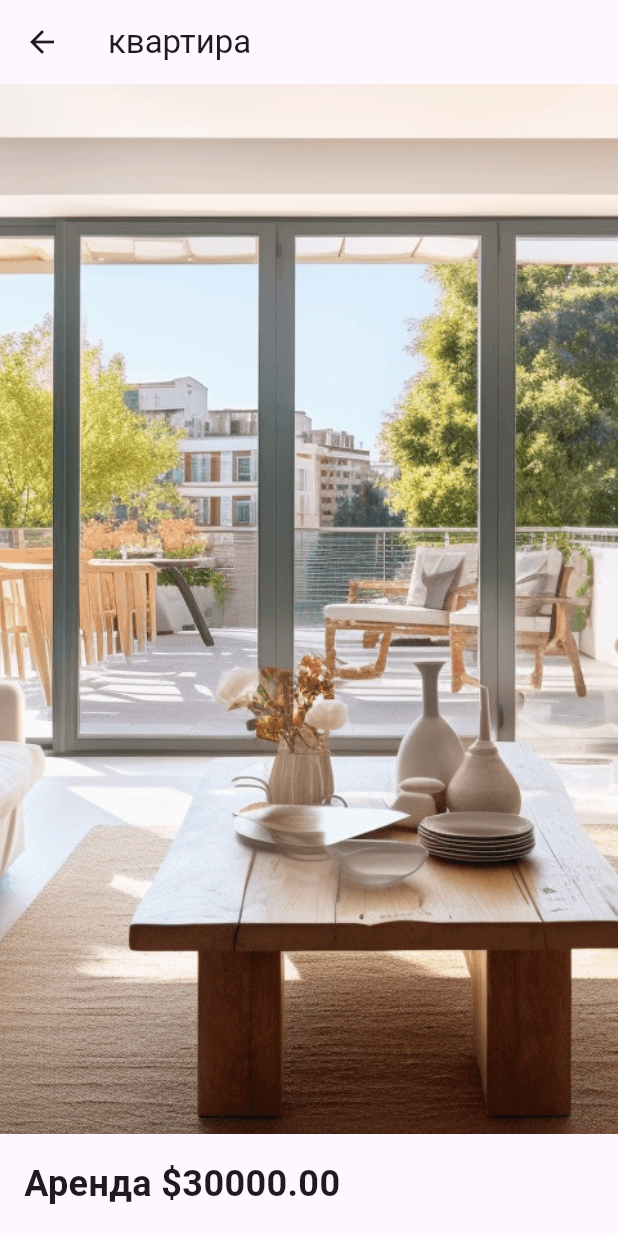
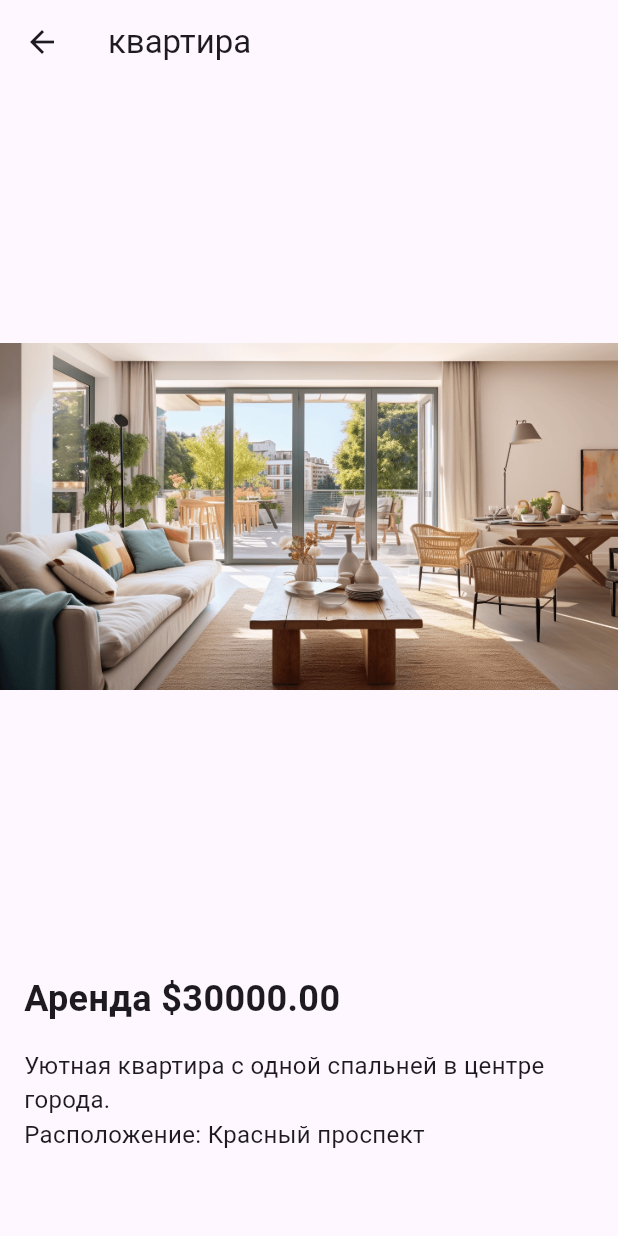
Before and after one commit to vit303/shop, a Flutter app: the screen it shows after launch, after a tap on "Уютная квартира с одной спальней в центр", on a phone screen of 412 x 824 dp. Run offline on Flutter 3.47's test engine with Material 3 defaults, Android fonts, the phone set to English and light mode, and no system bars.

Commit message:
fixed displaying images

```diff
--- a/lib/data_base/apartments.json
+++ b/lib/data_base/apartments.json
@@ -1,7 +1,7 @@
 {
     "apartment1": {
       "title": "квартира",
-      "image": "lib/assets/apartments_images/apartment1.png",
+      "image": "lib/assets/apartments_images/apartment1.jpg",
       "description": "Уютная квартира с одной спальней в центре города.",
       "price": 30000,
       "rent": true,
--- a/lib/pages/apartment_detail_page.dart
+++ b/lib/pages/apartment_detail_page.dart
@@ -12,14 +12,17 @@ class ApartmentDetailPage extends StatelessWidget {
       appBar: AppBar(
         title: Text(apartment.title),
       ),
-      body: Column(
+      body: SingleChildScrollView( // Добавляем прокручиваемый виджет
+        child: Column(
           crossAxisAlignment: CrossAxisAlignment.start,
           children: [
-          Image.asset(
+            Container(
+              height: MediaQuery.of(context).size.height * 0.7, // 70% высоты экрана
+              width: double.infinity,
+              child: Image.asset(
                 apartment.image,
-            fit: BoxFit.cover,
-            height: 700,
-            width: double.infinity,
+                fit: BoxFit.contain, // Изменено на BoxFit.contain для отображения изображения целиком
+              ),
             ),
             Padding(
               padding: const EdgeInsets.all(16.0),
@@ -38,7 +41,15 @@ class ApartmentDetailPage extends StatelessWidget {
                 style: TextStyle(fontSize: 16),
               ),
             ),
+             Padding(
+              padding: const EdgeInsets.symmetric(horizontal: 16.0),
+              child: Text(
+                "Расположение: ${apartment.location}",
+                style: TextStyle(fontSize: 16),
+              ),
+            ),
           ],
+        ),
       ),
     );
   }
--- a/lib/pages/home_page.dart
+++ b/lib/pages/home_page.dart
@@ -166,10 +166,10 @@ class _HomePageState extends State<HomePage> {
                             height: 300,
                             child: Row(
                               children: [
-                                Expanded(
+                                Container(
                                   child: Image.asset(
                                     apartment.image,
-                                    fit: BoxFit.cover,
+                                    fit: BoxFit.contain,
                                   ),
                                 ),
                                 SizedBox(width: 10),
```
Also changed, not shown: lib/assets/apartments_images/apartment1.jpg (renamed from lib/assets/apartments_images/apartment1.png). Lines whose indentation alone changed are shown as unchanged.
